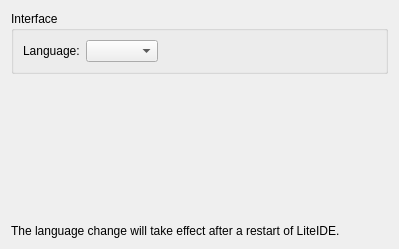
Above: liteidex/src/liteapp/liteappoption.ui from seanxyh/liteide before the change. Below: the same form after it.
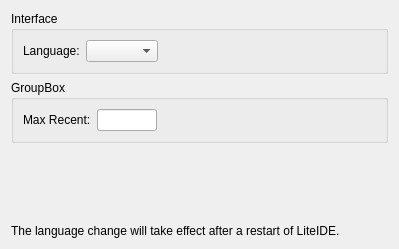
That is the form after the change.

Commit message: liteapp : max recent set

The edit to the form file:
```diff
--- a/liteidex/src/liteapp/liteappoption.ui
+++ b/liteidex/src/liteapp/liteappoption.ui
@@ -46,6 +46,59 @@
      </layout>
     </widget>
    </item>
+   <item>
+    <widget class="QGroupBox" name="groupBox_2">
+     <property name="title">
+      <string>GroupBox</string>
+     </property>
+     <layout class="QHBoxLayout" name="horizontalLayout_3" stretch="0,0,0">
+      <item>
+       <widget class="QLabel" name="label_3">
+        <property name="text">
+         <string>Max Recent:</string>
+        </property>
+       </widget>
+      </item>
+      <item>
+       <widget class="QLineEdit" name="maxRecentLineEdit">
+        <property name="sizePolicy">
+         <sizepolicy hsizetype="Preferred" vsizetype="Fixed">
+          <horstretch>0</horstretch>
+          <verstretch>0</verstretch>
+         </sizepolicy>
+        </property>
+        <property name="maximumSize">
+         <size>
+          <width>60</width>
+          <height>16777215</height>
+         </size>
+        </property>
+        <property name="inputMask">
+         <string/>
+        </property>
+       </widget>
+      </item>
+      <item>
+       <spacer name="horizontalSpacer_2">
+        <property name="orientation">
+         <enum>Qt::Horizontal</enum>
+        </property>
+        <property name="sizeType">
+         <enum>QSizePolicy::Expanding</enum>
+        </property>
+        <property name="sizeHint" stdset="0">
+         <size>
+          <width>40</width>
+          <height>20</height>
+         </size>
+        </property>
+       </spacer>
+      </item>
+     </layout>
+     <zorder>maxRecentLineEdit</zorder>
+     <zorder>label_3</zorder>
+    </widget>
+   </item>
    <item>
     <spacer name="verticalSpacer">
      <property name="orientation">
```
The commit also changes 5 other files.
